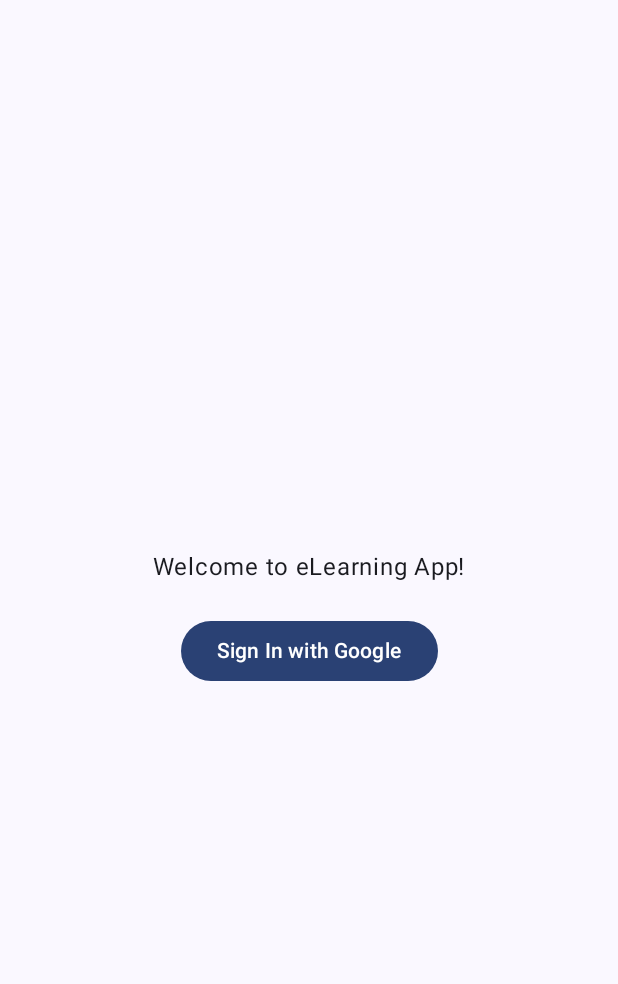
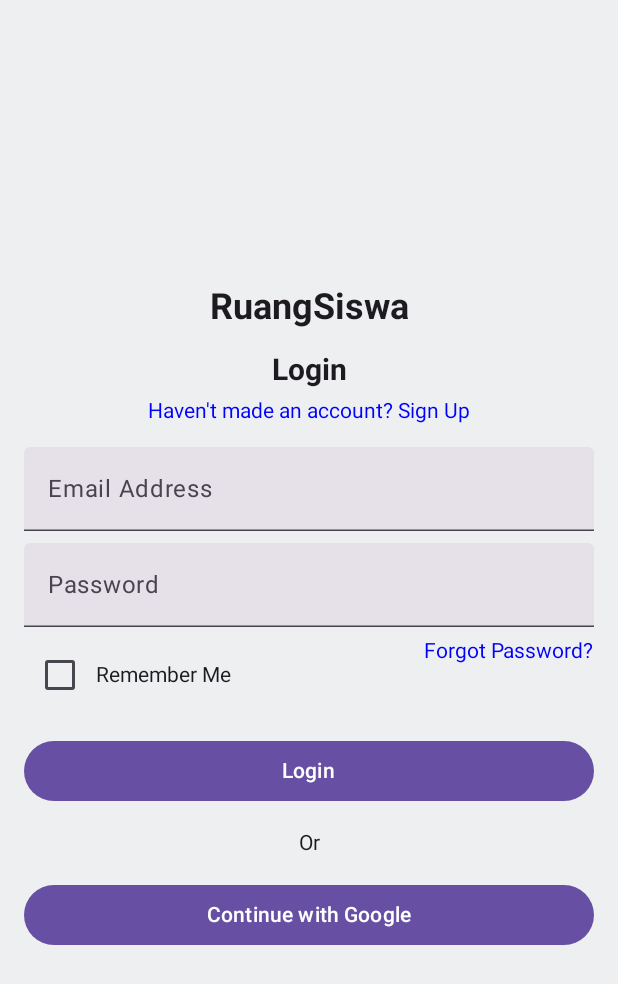
Before and after one commit to daffadaf/Elearning-app, an Android app built with Jetpack Compose: the LoginScreen screen opened through its navigation route, on a phone screen of 412 x 824 dp. Shown: the top 984 px of the screen. Run offline under Robolectric (Android 15) with nearby library versions, the phone set to English and light mode, and no system bars; our stand-ins replace Firebase (no records; nobody signed in at launch, a user with empty details on screens opened directly).

Commit message:
Login and Sign up Page with google authentication done

```diff
--- a/app/src/main/java/com/elearningapp/MainActivity.kt
+++ b/app/src/main/java/com/elearningapp/MainActivity.kt
@@ -1,5 +1,4 @@
 package com.elearningapp
-
 
 import android.os.Bundle
 import android.widget.Toast
@@ -7,26 +6,19 @@ import androidx.activity.ComponentActivity
 import androidx.activity.compose.setContent
 import androidx.activity.result.contract.ActivityResultContracts
 import androidx.compose.foundation.layout.fillMaxSize
-import androidx.compose.material3.MaterialTheme
 import androidx.compose.material3.Surface
 import androidx.compose.ui.Modifier
 import androidx.navigation.compose.NavHost
 import androidx.navigation.compose.composable
 import androidx.navigation.compose.rememberNavController
+import com.elearningapp.ui.views.screens.auth.LoginScreen
+import com.elearningapp.ui.views.screens.auth.SignUpScreen
+import com.elearningapp.ui.views.screens.dashboard.Dashboard
 import com.google.android.gms.auth.api.signin.GoogleSignIn
 import com.google.android.gms.auth.api.signin.GoogleSignInOptions
 import com.google.android.gms.common.api.ApiException
-import com.google.firebase.FirebaseApp
 import com.google.firebase.auth.FirebaseAuth
 import com.google.firebase.auth.GoogleAuthProvider
-import com.elearningapp.ui.theme.ELearningAppTheme
-import com.elearningapp.ui.views.screens.auth.GoogleSignInScreen
-import com.elearningapp.ui.views.screens.content.*
-import com.elearningapp.ui.views.screens.dashboard.AboutUsScreen
-import com.elearningapp.ui.views.screens.dashboard.Dashboard
-import com.elearningapp.ui.views.screens.splashscreen.SplashScreen
-import java.net.URLDecoder
-import java.nio.charset.StandardCharsets
 
 class MainActivity : ComponentActivity() {
 
@@ -37,7 +29,7 @@ class MainActivity : ComponentActivity() {
         registerForActivityResult(ActivityResultContracts.StartActivityForResult()) { result ->
             val task = GoogleSignIn.getSignedInAccountFromIntent(result.data)
             try {
-                val account = task.getResult(ApiException::class.java) // Safely get the account
+                val account = task.getResult(ApiException::class.java)
                 firebaseAuthWithGoogle(account.idToken!!)
             } catch (e: ApiException) {
                 Toast.makeText(this, "Google Sign-In failed: ${e.localizedMessage}", Toast.LENGTH_SHORT).show()
@@ -47,89 +39,26 @@ class MainActivity : ComponentActivity() {
     override fun onCreate(savedInstanceState: Bundle?) {
         super.onCreate(savedInstanceState)
 
-        // Initialize Firebase
-        FirebaseApp.initializeApp(this)
-
         // Initialize Firebase Authentication
         firebaseAuth = FirebaseAuth.getInstance()
 
         setContent {
             val navController = rememberNavController()
-            ELearningAppTheme {
-                Surface(
-                    modifier = Modifier.fillMaxSize(),
-                    color = MaterialTheme.colorScheme.background
-                ) {
-                    val navController = rememberNavController()
 
-                    // Setup Navigation and Screens
-                    NavHost(navController = navController, startDestination = "splash_screen") {
+            Surface(modifier = Modifier.fillMaxSize()) {
+                NavHost(navController = navController, startDestination = "signup_screen") {
+                    // Navigation for SignUpScreen
+                    composable("signup_screen") {
+                        SignUpScreen(navController = navController)
+                    }
 
-                        // Splash Screen
-                        composable("splash_screen") {
-                            SplashScreen(navController)
-                        }
-
-                        // Login Screen - Google Sign In
-                        composable("login_screen") {
-                            GoogleSignInScreen { startGoogleSignIn() }
-                        }
-
-                        // Main Dashboard Screen after login
-                        composable("main_screen") {
-                            Dashboard(navController)
-                        }
-
-                        // Other screens with parameters passed
-                        composable("lessons/{subject}") { backStackEntry ->
-                            val subject = backStackEntry.arguments?.getString("subject")
-                            if (subject != null) {
-                                LessonList(subject, navController)
-                            }
-                        }
-
-                        composable("popular_lessons") {
-                            PopularLessons(navController)
-                        }
-
-                        composable("ar_assets") {
-                            ARModelList(navController)
-                        }
-
-                        composable("ar_screen/{asset}") { backStackEntry ->
-                            val asset = backStackEntry.arguments?.getString("asset")
-                            if (asset != null) {
-                                ARScreen(asset, navController)
-                            }
-                        }
-
-                        composable("video_lessons/{links}/{chapter}/{subject}/{chapterNumber}") { backStackEntry ->
-                            val links = backStackEntry.arguments?.getString("links")?.split(",")?.map {
-                                URLDecoder.decode(it, StandardCharsets.UTF_8.toString())
-                            }
-                            val chapter = backStackEntry.arguments?.getString("chapter")
-                            val subject = backStackEntry.arguments?.getString("subject")
-                            val chapterNumber = backStackEntry.arguments?.getString("chapterNumber")
-
-                            if (links != null && chapter != null && chapterNumber != null && subject != null) {
-                                VideoLessons(links, chapter, subject, chapterNumber, navController)
-                            }
-                        }
-
-                        composable("video_lesson/{link}") { backStackEntry ->
-                            val link = backStackEntry.arguments?.getString("link")
-                            if (link != null) {
-                                VideoLesson(link)
-                            }
-                        }
-
-                        composable("books") {
-                            Books(navController)
-                        }
-
-                        composable("about_us") {
-                            AboutUsScreen(navController) // Passing navController here
-                        }
+                    // Navigation for LoginScreen
+                    composable("login_screen") {
+                        LoginScreen(navController = navController)
+                    }
+                    // Navigation for Dashboard
+                    composable("dashboard") {
+                        Dashboard(navController = navController)
                     }
                 }
             }
@@ -139,7 +68,7 @@ class MainActivity : ComponentActivity() {
     private fun startGoogleSignIn() {
         // Configure Google Sign-In
         val options = GoogleSignInOptions.Builder(GoogleSignInOptions.DEFAULT_SIGN_IN)
-            .requestIdToken(getString(R.string.default_web_client_id)) // Ensure this is in strings.xml
+            .requestIdToken(getString(R.string.default_web_client_id))
             .requestEmail()
             .build()
 
@@ -155,17 +84,6 @@ class MainActivity : ComponentActivity() {
                 if (task.isSuccessful) {
                     val user = firebaseAuth.currentUser
                     Toast.makeText(this, "Welcome ${user?.displayName}!", Toast.LENGTH_SHORT).show()
-
-                    // Navigate to the main screen
-                    setContent {
-                        val navController = rememberNavController()
-                        Surface(modifier = Modifier.fillMaxSize()) {
-
-                            NavHost(navController = navController, startDestination = "dashboard") {
-                                composable("dashboard") { Dashboard(navController) }
-                            }
-                        }
-                    }
                 } else {
                     Toast.makeText(this, "Authentication failed: ${task.exception?.message}", Toast.LENGTH_SHORT).show()
                 }
--- /dev/null
+++ b/app/src/main/java/com/elearningapp/ui/views/screens/auth/LoginScreen.kt
@@ -0,0 +1,165 @@
+package com.elearningapp.ui.views.screens.auth
+
+import android.content.Context
+import android.widget.Toast
+import androidx.activity.compose.rememberLauncherForActivityResult
+import androidx.activity.result.contract.ActivityResultContracts
+import androidx.compose.foundation.background
+import androidx.compose.foundation.clickable
+import androidx.compose.foundation.layout.*
+import androidx.compose.foundation.text.KeyboardOptions
+import androidx.compose.material3.*
+import androidx.compose.runtime.*
+import androidx.compose.ui.Alignment
+import androidx.compose.ui.Modifier
+import androidx.compose.ui.graphics.Color
+import androidx.compose.ui.text.font.FontWeight
+import androidx.compose.ui.text.input.ImeAction
+import androidx.compose.ui.text.input.PasswordVisualTransformation
+import androidx.compose.ui.unit.dp
+import androidx.compose.ui.unit.sp
+import androidx.navigation.NavController
+import com.elearningapp.R
+import com.google.android.gms.auth.api.signin.GoogleSignIn
+import com.google.android.gms.auth.api.signin.GoogleSignInAccount
+import com.google.android.gms.auth.api.signin.GoogleSignInOptions
+import com.google.android.gms.common.api.ApiException
+import com.google.firebase.auth.FirebaseAuth
+import com.google.firebase.auth.GoogleAuthProvider
+
+@Composable
+fun LoginScreen(navController: NavController) {
+    var email by remember { mutableStateOf("") }
+    var password by remember { mutableStateOf("") }
+    var rememberMe by remember { mutableStateOf(false) }
+    val context = androidx.compose.ui.platform.LocalContext.current
+
+    val googleSignInLauncher = rememberLauncherForActivityResult(
+        contract = ActivityResultContracts.StartActivityForResult()
+    ) { result ->
+        val task = GoogleSignIn.getSignedInAccountFromIntent(result.data)
+        try {
+            val account = task.getResult(ApiException::class.java)
+            firebaseAuthWithGoogle(account, FirebaseAuth.getInstance(), navController, context)
+        } catch (e: ApiException) {
+            Toast.makeText(context, "Google Sign-In failed: ${e.localizedMessage}", Toast.LENGTH_SHORT).show()
+        }
+    }
+
+    Column(
+        modifier = Modifier
+            .fillMaxSize()
+            .background(Color(0xFFEDEFF1))
+            .padding(16.dp),
+        verticalArrangement = Arrangement.Center,
+        horizontalAlignment = Alignment.CenterHorizontally
+    ) {
+        // Logo
+        Text("RuangSiswa", fontSize = 24.sp, fontWeight = FontWeight.Bold, modifier = Modifier.padding(bottom = 16.dp))
+
+        // Title and navigation to SignUpScreen
+        Text("Login", fontSize = 20.sp, fontWeight = FontWeight.Bold)
+        Spacer(Modifier.height(8.dp))
+        Text(
+            "Haven't made an account? Sign Up",
+            color = Color.Blue,
+            modifier = Modifier.clickable { navController.navigate("signup_screen") }
+        )
+
+        Spacer(Modifier.height(16.dp))
+
+        // Email Input
+        TextField(
+            value = email,
+            onValueChange = { email = it },
+            label = { Text("Email Address") },
+            keyboardOptions = KeyboardOptions.Default.copy(imeAction = ImeAction.Next),
+            modifier = Modifier.fillMaxWidth()
+        )
+
+        Spacer(Modifier.height(8.dp))
+
+        // Password Input
+        TextField(
+            value = password,
+            onValueChange = { password = it },
+            label = { Text("Password") },
+            visualTransformation = PasswordVisualTransformation(),
+            keyboardOptions = KeyboardOptions.Default.copy(imeAction = ImeAction.Done),
+            modifier = Modifier.fillMaxWidth()
+        )
+
+        Spacer(Modifier.height(8.dp))
+
+        Row(modifier = Modifier.fillMaxWidth(), horizontalArrangement = Arrangement.SpaceBetween) {
+            Row(verticalAlignment = Alignment.CenterVertically) {
+                Checkbox(checked = rememberMe, onCheckedChange = { rememberMe = it })
+                Text("Remember Me")
+            }
+            Text("Forgot Password?", color = Color.Blue, modifier = Modifier.clickable { /* Handle Forgot Password */ })
+        }
+
+        Spacer(Modifier.height(16.dp))
+
+        // Login Button
+        Button(
+            onClick = {
+                FirebaseAuth.getInstance().signInWithEmailAndPassword(email, password)
+                    .addOnCompleteListener { task ->
+                        if (task.isSuccessful) {
+                            navController.navigate("dashboard")
+                        } else {
+                            Toast.makeText(context, "Login failed: ${task.exception?.message}", Toast.LENGTH_SHORT).show()
+                        }
+                    }
+            },
+            modifier = Modifier.fillMaxWidth()
+        ) {
+            Text("Login")
+        }
+
+        Spacer(Modifier.height(16.dp))
+
+        Text("Or", fontSize = 14.sp)
+
+        Spacer(Modifier.height(16.dp))
+
+        // Google Sign-In Button
+        Button(
+            onClick = { startGoogleSignIn(googleSignInLauncher, context) },
+            modifier = Modifier.fillMaxWidth()
+        ) {
+            Text("Continue with Google")
+        }
+    }
+}
+
+fun startGoogleSignIn(
+    googleSignInLauncher: androidx.activity.result.ActivityResultLauncher<android.content.Intent>,
+    context: Context
+) {
+    val gso = GoogleSignInOptions.Builder(GoogleSignInOptions.DEFAULT_SIGN_IN)
+        .requestIdToken(context.getString(R.string.default_web_client_id))
+        .requestEmail()
+        .build()
+
+    val googleSignInClient = GoogleSignIn.getClient(context, gso)
+    googleSignInLauncher.launch(googleSignInClient.signInIntent)
+}
+
+fun firebaseAuthWithGoogle(
+    account: GoogleSignInAccount?,
+    auth: FirebaseAuth,
+    navController: NavController,
+    context: Context
+) {
+    val credential = GoogleAuthProvider.getCredential(account?.idToken, null)
+    auth.signInWithCredential(credential)
+        .addOnCompleteListener { task ->
+            if (task.isSuccessful) {
+                navController.navigate("dashboard")
+            } else {
+                Toast.makeText(context, "Authentication failed: ${task.exception?.message}", Toast.LENGTH_SHORT).show()
+            }
+        }
+}
--- /dev/null
+++ b/app/src/main/java/com/elearningapp/ui/views/screens/auth/SignUpScreen.kt
@@ -0,0 +1,91 @@
+package com.elearningapp.ui.views.screens.auth
+
+import android.widget.Toast
+import androidx.compose.foundation.background
+import androidx.compose.foundation.clickable
+import androidx.compose.foundation.layout.*
+import androidx.compose.foundation.text.KeyboardOptions
+import androidx.compose.material3.*
+import androidx.compose.runtime.*
+import androidx.compose.ui.Alignment
+import androidx.compose.ui.Modifier
+import androidx.compose.ui.graphics.Color
+import androidx.compose.ui.text.font.FontWeight
+import androidx.compose.ui.text.input.ImeAction
+import androidx.compose.ui.text.input.PasswordVisualTransformation
+import androidx.compose.ui.unit.dp
+import androidx.compose.ui.unit.sp
+import androidx.navigation.NavController
+import com.google.firebase.auth.FirebaseAuth
+
+@Composable
+fun SignUpScreen(navController: NavController) {
+    var email by remember { mutableStateOf("") }
+    var password by remember { mutableStateOf("") }
+    val context = androidx.compose.ui.platform.LocalContext.current
+    val auth = FirebaseAuth.getInstance()
+
+    Column(
+        modifier = Modifier
+            .fillMaxSize()
+            .background(Color(0xFFEDEFF1))
+            .padding(16.dp),
+        verticalArrangement = Arrangement.Center,
+        horizontalAlignment = Alignment.CenterHorizontally
+    ) {
+        Text(
+            text = "RuangSiswa",
+            fontSize = 24.sp,
+            fontWeight = FontWeight.Bold,
+            modifier = Modifier.padding(bottom = 16.dp)
+        )
+
+        Text("Sign Up", fontSize = 20.sp, fontWeight = FontWeight.Bold)
+        Spacer(Modifier.height(8.dp))
+        Text(
+            "Already have an account? Login",
+            color = Color.Blue,
+            modifier = Modifier.clickable { navController.navigate("login_screen") }
+        )
+
+        Spacer(Modifier.height(16.dp))
+
+        TextField(
+            value = email,
+            onValueChange = { email = it },
+            label = { Text("Email Address") },
+            keyboardOptions = KeyboardOptions.Default.copy(imeAction = ImeAction.Next),
+            modifier = Modifier.fillMaxWidth()
+        )
+
+        Spacer(Modifier.height(8.dp))
+
+        TextField(
+            value = password,
+            onValueChange = { password = it },
+            label = { Text("Password") },
+            visualTransformation = PasswordVisualTransformation(),
+            keyboardOptions = KeyboardOptions.Default.copy(imeAction = ImeAction.Done),
+            modifier = Modifier.fillMaxWidth()
+        )
+
+        Spacer(Modifier.height(16.dp))
+
+        Button(
+            onClick = {
+                auth.createUserWithEmailAndPassword(email, password)
+                    .addOnCompleteListener { task ->
+                        if (task.isSuccessful) {
+                            Toast.makeText(context, "Sign up successful!", Toast.LENGTH_SHORT).show()
+                            navController.navigate("login_screen")
+                        } else {
+                            Toast.makeText(context, "Sign up failed: ${task.exception?.message}", Toast.LENGTH_SHORT).show()
+                        }
+                    }
+            },
+            modifier = Modifier.fillMaxWidth()
+        ) {
+            Text("Sign Up")
+        }
+    }
+}
```
